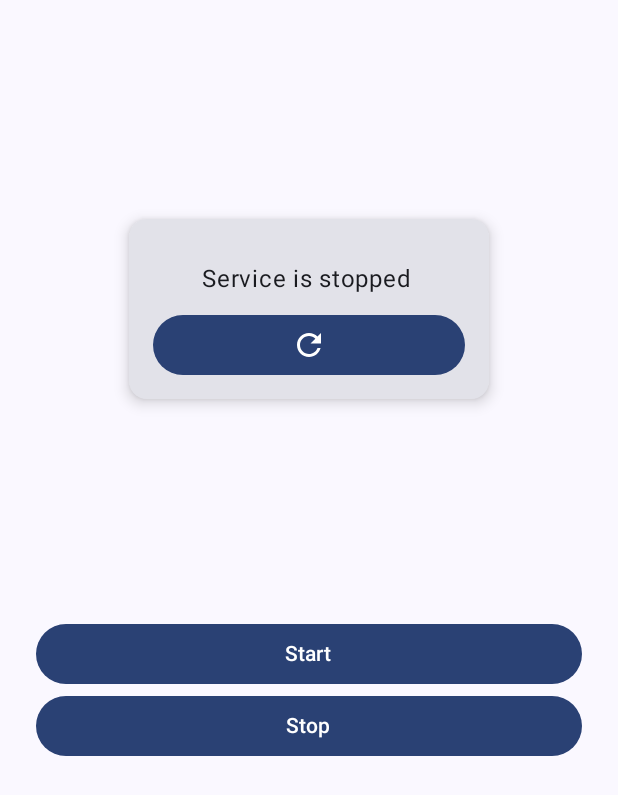
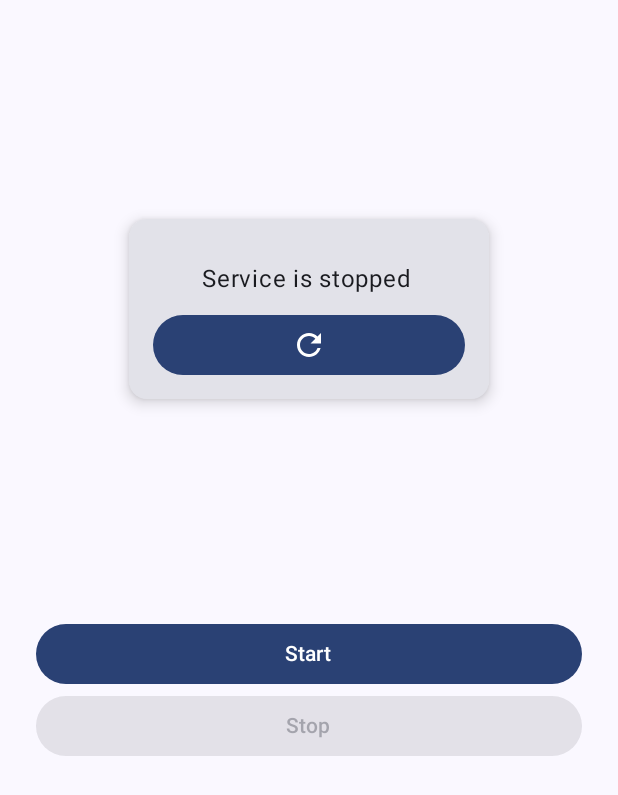
Before and after one commit to waheedullahkhan001/audiodriver, an Android app built with Jetpack Compose: the screen it shows after launch (MainActivity), after a tap on "Start", on a phone screen of 412 x 824 dp. Shown: the top 795 px of the screen. Run offline under Robolectric (Android 15) with nearby library versions, the phone set to English and light mode, and no system bars; libraries missing offline, so code that uses them is left out: com.spr.jetpack_loading; 1 statement that could not run was skipped.

Commit message:
refactor MainActivity layout to enhance service control UI and add loading indicator

```diff
--- a/app/src/main/java/com/freedom/audiodriver/MainActivity.kt
+++ b/app/src/main/java/com/freedom/audiodriver/MainActivity.kt
@@ -7,7 +7,12 @@ import android.os.Bundle
 import androidx.activity.ComponentActivity
 import androidx.activity.compose.setContent
 import androidx.activity.enableEdgeToEdge
+import androidx.compose.foundation.BorderStroke
+import androidx.compose.foundation.background
+import androidx.compose.foundation.clickable
+import androidx.compose.foundation.interaction.MutableInteractionSource
 import androidx.compose.foundation.layout.Arrangement
+import androidx.compose.foundation.layout.Box
 import androidx.compose.foundation.layout.Column
 import androidx.compose.foundation.layout.Row
 import androidx.compose.foundation.layout.fillMaxHeight
@@ -21,6 +26,7 @@ import androidx.compose.material3.Button
 import androidx.compose.material3.Card
 import androidx.compose.material3.CardDefaults
 import androidx.compose.material3.Icon
+import androidx.compose.material3.MaterialTheme
 import androidx.compose.material3.Scaffold
 import androidx.compose.material3.Text
 import androidx.compose.runtime.Composable
@@ -41,6 +47,7 @@ import com.google.accompanist.permissions.ExperimentalPermissionsApi
 import com.google.accompanist.permissions.isGranted
 import com.google.accompanist.permissions.rememberPermissionState
 import com.google.accompanist.permissions.shouldShowRationale
+import com.spr.jetpack_loading.components.indicators.PacmanIndicator
 import kotlinx.coroutines.delay
 import kotlinx.coroutines.launch
 
@@ -63,12 +70,6 @@ class MainActivity : ComponentActivity() {
 @OptIn(ExperimentalPermissionsApi::class)
 @Composable
 fun Main(modifier: Modifier = Modifier) {
-    Column(
-        modifier = modifier
-            .fillMaxSize()
-            .padding(horizontal = 24.dp),
-        horizontalAlignment = Alignment.CenterHorizontally,
-    ) {
     val context = LocalContext.current
     val scope = rememberCoroutineScope()
     val permissionState = rememberPermissionState(
@@ -81,7 +82,17 @@ fun Main(modifier: Modifier = Modifier) {
             )
         )
     }
+    var isLoading by remember { mutableStateOf(false) }
 
+    Box(
+        modifier = modifier.fillMaxSize()
+    ) {
+        Column(
+            modifier = modifier
+                .fillMaxSize()
+                .padding(horizontal = 24.dp),
+            horizontalAlignment = Alignment.CenterHorizontally,
+        ) {
             if (permissionState.status.isGranted) {
                 Column(
                     modifier = Modifier.fillMaxHeight(0.5f),
@@ -91,7 +102,13 @@ fun Main(modifier: Modifier = Modifier) {
                     Card(
                         elevation = CardDefaults.cardElevation(
                             defaultElevation = 6.dp
-                    ), modifier = Modifier.size(width = 240.dp, height = 120.dp)
+                        ),
+                        modifier = Modifier.size(width = 240.dp, height = 120.dp),
+                        border = BorderStroke(
+                            2.dp,
+                            if (isRunning) MaterialTheme.colorScheme.primary
+                            else MaterialTheme.colorScheme.primary.copy(alpha = 0f)
+                        ),
                     ) {
                         Column(
                             modifier = Modifier
@@ -131,6 +148,7 @@ fun Main(modifier: Modifier = Modifier) {
                     horizontalAlignment = Alignment.CenterHorizontally,
                 ) {
                     Button(
+                        enabled = !isRunning,
                         modifier = Modifier.fillMaxWidth(), onClick = {
                             val intent = Intent(context, MainService::class.java).apply {
                                 action = MainService.Actions.START.name
@@ -141,15 +159,18 @@ fun Main(modifier: Modifier = Modifier) {
                                 context.startService(intent)
                             }
                             scope.launch {
-                            delay(3000)
+                                isLoading = true
+                                delay(1000)
                                 isRunning = MainService.isServiceRunningInForeground(
                                     context, MainService::class.java
                                 )
+                                isLoading = false
                             }
                         }) {
                         Text("Start")
                     }
                     Button(
+                        enabled = isRunning,
                         modifier = Modifier.fillMaxWidth(), onClick = {
                             val intent = Intent(context, MainService::class.java).apply {
                                 action = MainService.Actions.STOP.name
@@ -160,10 +181,12 @@ fun Main(modifier: Modifier = Modifier) {
                                 context.startService(intent)
                             }
                             scope.launch {
+                                isLoading = true
                                 delay(3000)
                                 isRunning = MainService.isServiceRunningInForeground(
                                     context, MainService::class.java
                                 )
+                                isLoading = false
                             }
                         }) {
                         Text("Stop")
@@ -183,6 +206,28 @@ fun Main(modifier: Modifier = Modifier) {
                 }
             }
         }
+
+        if (isLoading) {
+            Box(
+                modifier = Modifier
+                    .fillMaxSize()
+                    .background(
+                        color = MaterialTheme.colorScheme.background.copy(alpha = 0.3f),
+                    )
+                    // This intercepts all touch events
+                    .clickable(
+                        interactionSource = remember { MutableInteractionSource() },
+                        indication = null,
+                        onClick = { /* consume click */ }
+                    ),
+                contentAlignment = Alignment.Center
+            ) {
+                PacmanIndicator(
+                    color = MaterialTheme.colorScheme.primary,
+                )
+            }
+        }
+    }
 }
 
 @Preview(showBackground = true)
```
Lines whose indentation alone changed are shown as unchanged.
